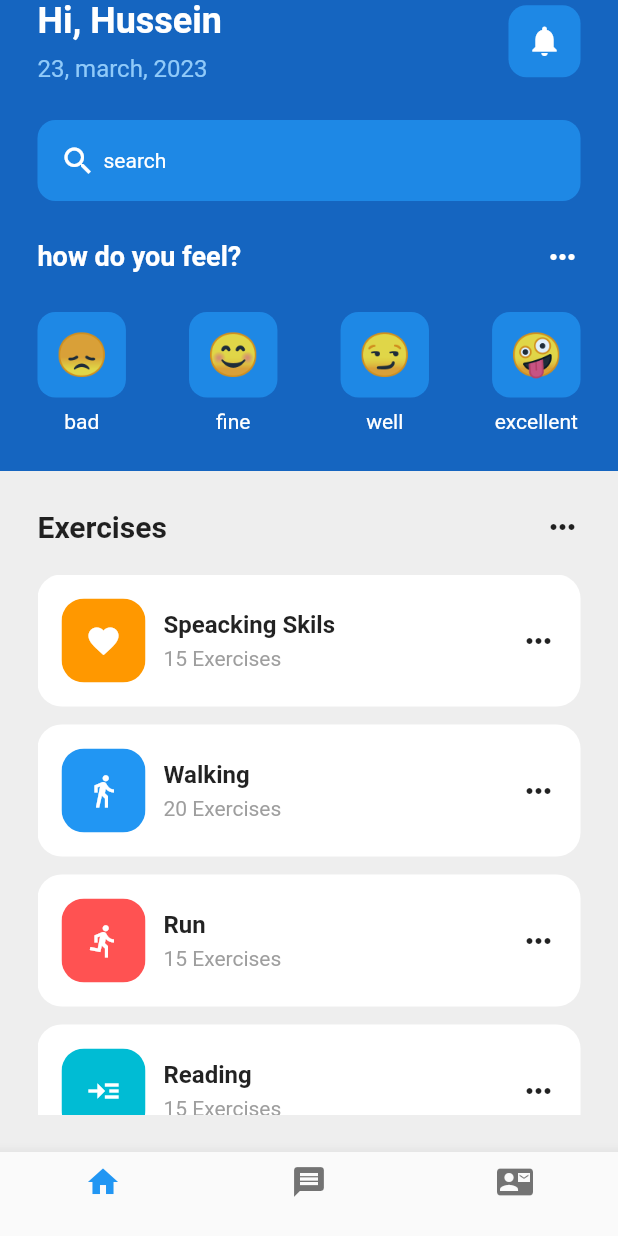
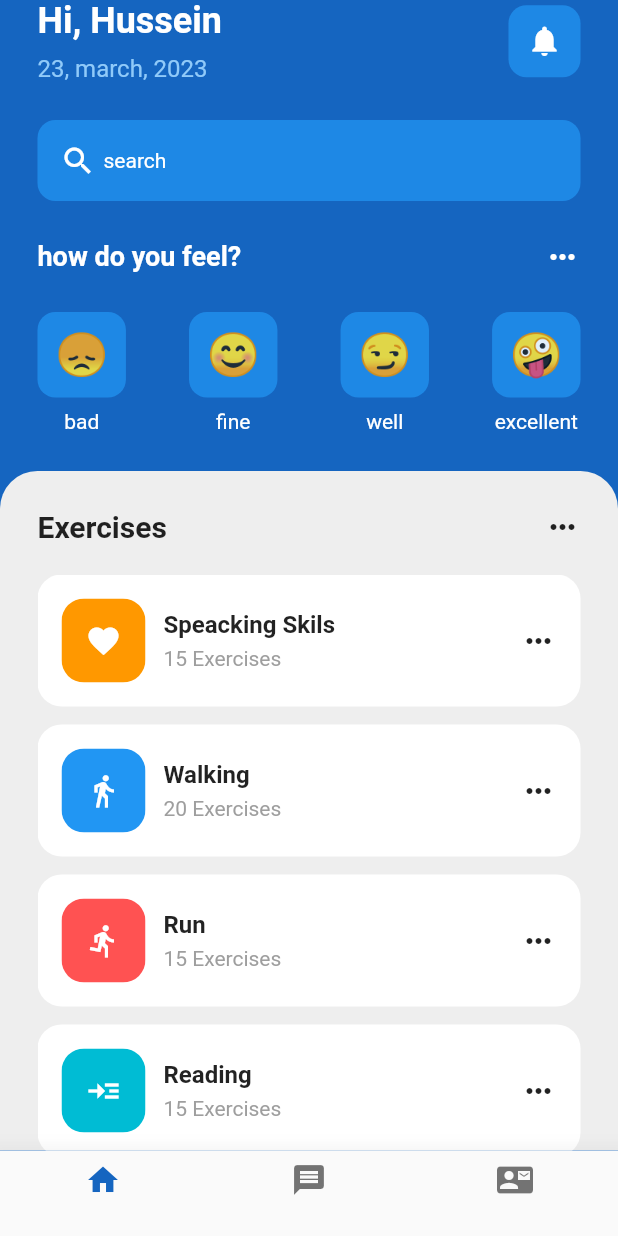
Before and after one commit to ENGHussein23/MentalHealthApp, a Flutter app: the screen it shows after launch, on a phone screen of 412 x 824 dp. Run offline on Flutter 3.47's test engine with Material 2 defaults, Android fonts, the phone set to English and light mode, and no system bars.

Commit message:
some fixes in the first pag, make it look like dribbble design

```diff
--- a/lib/pages/home_page.dart
+++ b/lib/pages/home_page.dart
@@ -22,6 +22,10 @@ class _HomePageState extends State<HomePage> {
             BottomNavigationBarItem(icon: Icon(Icons.message), label: ''),
             BottomNavigationBarItem(icon: Icon(Icons.contact_mail), label: ''),
           ],
+          elevation: 15,
+          selectedItemColor: Colors.blue[800],
+          selectedFontSize: 15,
+          unselectedFontSize: 10,
         ),
         body: SafeArea(
             child: Column(
@@ -189,8 +193,11 @@ class _HomePageState extends State<HomePage> {
               height: 25,
             ),
             Expanded(
+              child:
+              ClipRRect(
+                borderRadius: BorderRadius.only(topLeft:Radius.circular(25) ,topRight:Radius.circular(25)),
                 child: Container(
-                padding: EdgeInsets.all(25),
+                  padding: EdgeInsets.only(bottom: 0,left: 25,right: 25,top: 25),
                   color: Colors.grey[200],
                   child: Center(
                     child: Column(
@@ -227,7 +234,7 @@ class _HomePageState extends State<HomePage> {
                         )),
                       ],
                     ),
-                  )),
+                  )),)
             ),
           ],
         )));
```
Lines whose indentation alone changed are shown as unchanged.
